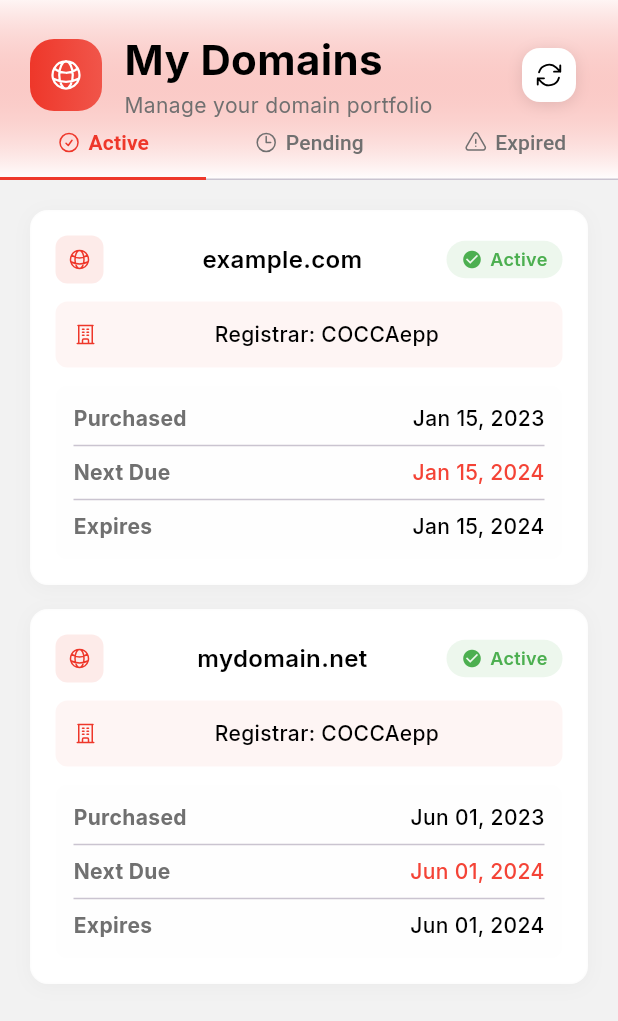
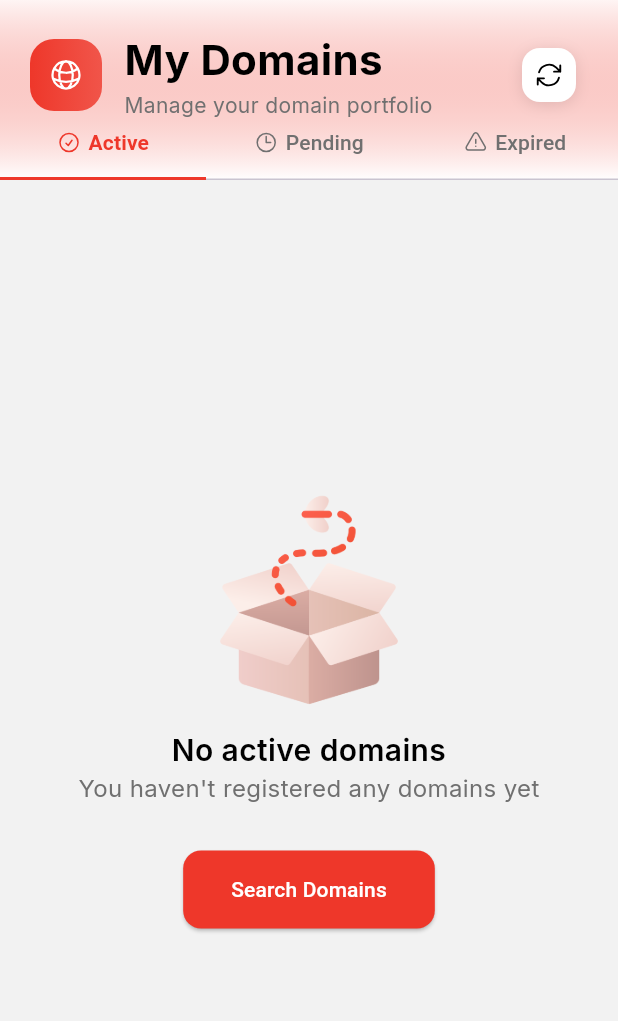
Before and after one commit to nalugala-vc/STACKOVERFLOWERS, a Flutter app: the MyDomainsPage screen opened directly, on a phone screen of 412 x 824 dp. Shown: the top 1021 px of the screen. Run offline on Flutter 3.47's test engine with Material 3 defaults, Android fonts, the phone set to English and light mode, and no system bars; drawn by our look-alikes of flutter_slidable; our stand-ins replace country_code_picker, country_picker, flutter_otp_text_field, fpdart, get, google_fonts and 2 more; missing offline and left inert: chat_gpt_sdk; accounts and stored records are empty; network calls fail.

Commit message:
fixed some errors

```diff
--- a/lib/core/di/app_bindings.dart
+++ b/lib/core/di/app_bindings.dart
@@ -2,6 +2,8 @@ import 'package:get/get.dart';
 import 'package:get/get_core/src/get_main.dart';
 import 'package:get/get_instance/src/bindings_interface.dart';
 import 'package:kenic/features/domain_core/controllers/domain_controller.dart';
+import 'package:kenic/features/domain_core/controllers/cart_controller.dart';
+import 'package:kenic/features/domain_core/controllers/domain_search_controller.dart';
 import 'package:kenic/features/domain_core/domain_core.dart';
 import 'package:kenic/features/onboarding/controllers/onboarding_controller.dart';
 import 'package:kenic/features/profile/controllers/personal_information_controller.dart';
@@ -12,6 +14,7 @@ class AppBindings extends Bindings {
     Get.put(OnboardingController());
     Get.put(DomainController());
     Get.put(CartController());
+    Get.put(DomainSearchController());
     Get.lazyPut(() => PersonalInformationController());
   }
 }
--- a/lib/features/domain_core/controllers/domain_controller.dart
+++ b/lib/features/domain_core/controllers/domain_controller.dart
@@ -33,8 +33,8 @@ class DomainController extends GetxController {
       result.fold(
         (failure) {
           errorMessage.value = failure.message;
-          // Fallback to dummy data for development
-          domains.value = UserDomain.getDummyDomains();
+          // Don't fall back to dummy data - show empty state instead
+          domains.value = [];
         },
         (response) {
           domains.value = response.domains;
@@ -42,8 +42,8 @@ class DomainController extends GetxController {
       );
     } catch (e) {
       errorMessage.value = 'An unexpected error occurred';
-      // Fallback to dummy data for development
-      domains.value = UserDomain.getDummyDomains();
+      // Don't fall back to dummy data - show empty state instead
+      domains.value = [];
     } finally {
       isLoading.value = false;
     }
--- a/lib/features/domain_core/views/home_dashboard.dart
+++ b/lib/features/domain_core/views/home_dashboard.dart
@@ -25,8 +25,8 @@ class _HomeDashboardState extends State<HomeDashboard>
   @override
   void initState() {
     super.initState();
-    searchController = Get.put(DomainSearchController());
-    cartController = Get.put(CartController());
+    searchController = Get.find<DomainSearchController>();
+    cartController = Get.find<CartController>();
     _fadeController = AnimationController(
       duration: const Duration(milliseconds: 1200),
       vsync: this,
@@ -43,8 +43,6 @@ class _HomeDashboardState extends State<HomeDashboard>
   void dispose() {
     _fadeController.dispose();
     _slideController.dispose();
-    Get.delete<DomainSearchController>();
-    Get.delete<CartController>();
     super.dispose();
   }
 
--- a/lib/features/domain_core/views/my_domains_page.dart
+++ b/lib/features/domain_core/views/my_domains_page.dart
@@ -20,7 +20,7 @@ class MyDomainsPage extends StatefulWidget {
 
 class _MyDomainsPageState extends State<MyDomainsPage>
     with SingleTickerProviderStateMixin {
-  final domainController = Get.put(DomainController());
+  final domainController = Get.find<DomainController>();
   late TabController _tabController;
 
   @override
```
